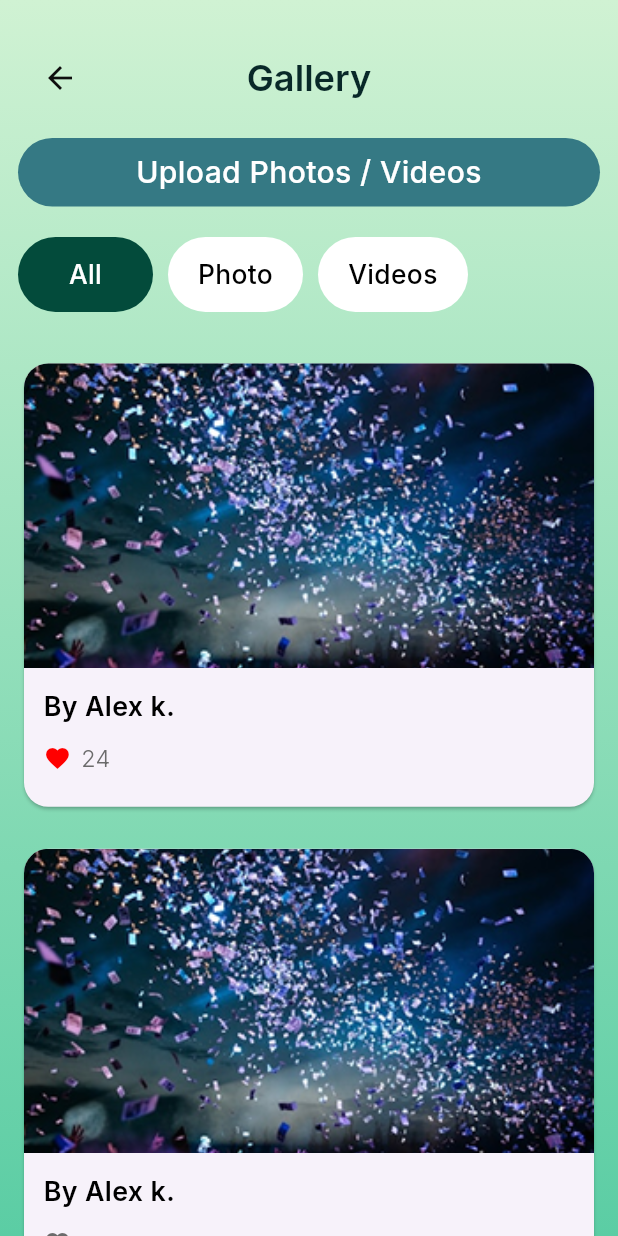
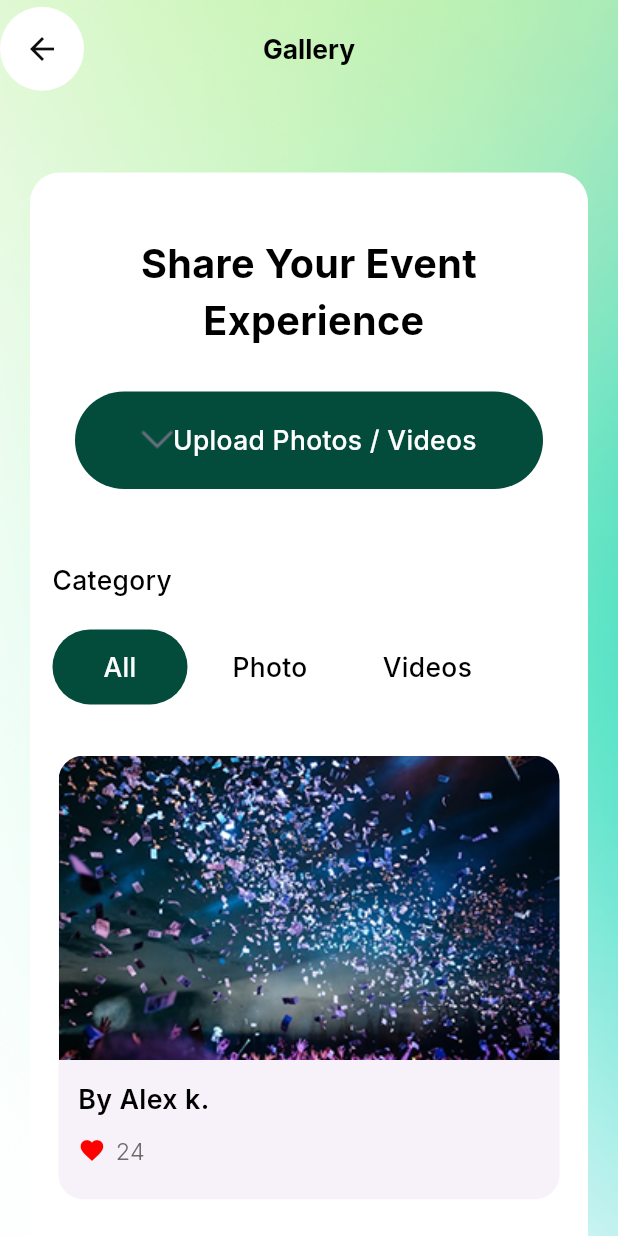
Before and after one commit to debbendu195/event_management, a Flutter app: the GalleryScreen screen opened by its route, on a phone screen of 412 x 824 dp. Run offline on Flutter 3.47's test engine with Material 3 defaults, Android fonts, the phone set to English and light mode, and no system bars; our stand-ins replace cached_network_image, flutter_screenutil, flutter_svg, fluttertoast, get, google_fonts and 4 more.

Commit message:
dm over gallery

```diff
--- a/lib/view/screen/dmOver/favourite/view/gallery_screen.dart
+++ b/lib/view/screen/dmOver/favourite/view/gallery_screen.dart
@@ -1,5 +1,9 @@
 import 'package:flutter/material.dart';
 import 'package:flutter_screenutil/flutter_screenutil.dart';
+import 'package:time/utils/app_images/app_images.dart';
+import 'package:time/view/components/custom_gradient/custom_gradient.dart';
+import 'package:time/view/components/custom_image/custom_image.dart';
+import 'package:time/view/screen/dmOver/favourite/widget/custom_gallery_card.dart';
 
 import '../../../../../utils/app_colors/app_colors.dart';
 import '../../../../components/custom_button/custom_button.dart';
@@ -11,30 +15,63 @@ class GalleryScreen extends StatelessWidget {
 
   @override
   Widget build(BuildContext context) {
-    return Scaffold(
-      body: Stack(
+    return CustomGradient(
+      child: Scaffold(
+        backgroundColor: Colors.transparent,
+        appBar: AppBar(
+          automaticallyImplyLeading: false,
+          backgroundColor: Colors.transparent,
+          elevation: 0,
+          leading: Container(
+            height: 20,
+            width: 20,
+            decoration: BoxDecoration(
+              color: AppColors.white,
+              shape: BoxShape.circle,
+            ),
+            child: BackButton(color: AppColors.black),
+          ),
+          title: CustomText(
+            text: "Gallery",
+            fontSize: 16,
+            fontWeight: FontWeight.w700,
+            textAlign: TextAlign.center,
+          ),
+        ),
+        body: SingleChildScrollView(
+          child: Padding(
+            padding: const EdgeInsets.only(top: 50, bottom: 25, left: 20, right: 20),
+            child: Container(
+              padding: EdgeInsets.symmetric(horizontal: 15, vertical: 42),
+              decoration: BoxDecoration(
+                color: AppColors.white,
+                borderRadius: BorderRadius.circular(20),
+              ),
+              child: Column(
                 children: [
-          Container(
+                  CustomText(text: 'Share Your Event \n Experience', fontWeight: FontWeight.w700, fontSize: 24,),
+                  Padding(
+                    padding: const EdgeInsets.symmetric(horizontal: 15, vertical: 28),
+                    child: Container(
+                      padding: EdgeInsets.symmetric(horizontal: 0, vertical: 20),
                       decoration: BoxDecoration(
-              gradient: LinearGradient(
-                begin: Alignment.topCenter,
-                end: Alignment.bottomCenter,
-                colors: [Color(0xFFD0F2D3), Color(0xFF5BCDA4)],
+                        borderRadius: BorderRadius.circular(53),
+                        color: AppColors.green_01
+                      ),
+                      child: Row(
+                        mainAxisAlignment: MainAxisAlignment.center,
+                        children: [
+                          CustomImage(imageSrc: AppImages.frame),
+                          CustomText(text: 'Upload Photos / Videos', fontSize: 16, fontWeight: FontWeight.w500, color: AppColors.white,)
+                        ],
                       ),
                     ),
                   ),
-          SingleChildScrollView(
-            child: Padding(
-              padding: const EdgeInsets.all(12),
-              child: Column(
+                  SizedBox(height: 20.h),
+                  Column(
+                    crossAxisAlignment: CrossAxisAlignment.start,
                     children: [
-                  CustomRoyelAppbar(titleName: 'Gallery'),
-                  CustomButton(
-                    title: "Upload Photos / Videos",
-                    height: 45.h,
-                    width: double.infinity,
-                    textColor: Colors.white, onTap: () {  },
-                  ),
+                      CustomText(text: 'Category', fontSize: 16, fontWeight: FontWeight.w500,),
                       SizedBox(height: 20.h),
                       Row(
                         children: [
@@ -45,9 +82,16 @@ class GalleryScreen extends StatelessWidget {
                               borderRadius: BorderRadius.circular(30),
                               color: AppColors.green_01,
                             ),
-                        child: Center(child: CustomText(text: 'All', fontSize: 16, fontWeight: FontWeight.w500, color: AppColors.white,)),
+                            child: Center(
+                              child: CustomText(
+                                text: 'All',
+                                fontSize: 16,
+                                fontWeight: FontWeight.w500,
+                                color: AppColors.white,
                               ),
-                      SizedBox(width: 10,),
+                            ),
+                          ),
+                          SizedBox(width: 10),
                           Container(
                             height: 50,
                             width: 90,
@@ -55,9 +99,15 @@ class GalleryScreen extends StatelessWidget {
                               borderRadius: BorderRadius.circular(30),
                               color: AppColors.white,
                             ),
-                        child: Center(child: CustomText(text: 'Photo', fontSize: 16, fontWeight: FontWeight.w500,)),
+                            child: Center(
+                              child: CustomText(
+                                text: 'Photo',
+                                fontSize: 16,
+                                fontWeight: FontWeight.w500,
                               ),
-                      SizedBox(width: 10,),
+                            ),
+                          ),
+                          SizedBox(width: 10),
                           Container(
                             height: 50,
                             width: 100,
@@ -65,184 +115,31 @@ class GalleryScreen extends StatelessWidget {
                               borderRadius: BorderRadius.circular(30),
                               color: AppColors.white,
                             ),
-                        child: Center(child: CustomText(text: 'Videos', fontSize: 16, fontWeight: FontWeight.w500,)),
+                            child: Center(
+                              child: CustomText(
+                                text: 'Videos',
+                                fontSize: 16,
+                                fontWeight: FontWeight.w500,
+                              ),
+                            ),
                           ),
                         ],
                       ),
                       SizedBox(height: 20.h),
 
-                  Padding(
-                    padding: const EdgeInsets.symmetric(vertical: 10),
-                    child: Card(
-                      shape: RoundedRectangleBorder(
-                        borderRadius: BorderRadius.circular(16.r),
-                      ),
-                      clipBehavior: Clip.antiAlias,
-                      child: Column(
-                        crossAxisAlignment: CrossAxisAlignment.start,
-                        children: [
-                          Image.asset(
-                            'assets/images/host_card.png',
-                            fit: BoxFit.cover,
-                            height: 200.h,
-                            width: double.infinity,
+                      Column(
+                        children: List.generate(2, (value) {
+                          return CustomGalleryCard();
+                        }),
                       ),
 
-                          // Bottom content section
-                          Padding(
-                            padding: EdgeInsets.all(12.w),
-                            child: Column(
-                              crossAxisAlignment: CrossAxisAlignment.start,
-                              mainAxisAlignment: MainAxisAlignment.start,
-                              children: [
-                                // Title and Status
-                                CustomText(
-                                  text: 'By Alex k.',
-                                  fontSize: 16.sp,
-                                  fontWeight: FontWeight.w600,
-                                ),
-                                SizedBox(height: 10.h),
-                                Row(
-                                  children: [
-                                    Icon(
-                                      Icons.favorite,
-                                      size: 18.r,
-                                      color: AppColors.red,
-                                    ),
-                                    SizedBox(width: 6.w),
-                                    CustomText(
-                                      text: '24',
-                                      fontSize: 14.sp,
-                                      color: AppColors.grey,
-                                    ),
                     ],
-                                ),
-                                SizedBox(height: 8.h),
-
-
-                              ],
-                            ),
-                          ),
+                  )
                 ],
               ),
             ),
           ),
-                  Padding(
-                    padding: const EdgeInsets.symmetric(vertical: 10),
-                    child: Card(
-                      shape: RoundedRectangleBorder(
-                        borderRadius: BorderRadius.circular(16.r),
         ),
-                      clipBehavior: Clip.antiAlias,
-                      child: Column(
-                        crossAxisAlignment: CrossAxisAlignment.start,
-                        children: [
-                          Image.asset(
-                            'assets/images/host_card.png',
-                            fit: BoxFit.cover,
-                            height: 200.h,
-                            width: double.infinity,
-                          ),
-
-                          // Bottom content section
-                          Padding(
-                            padding: EdgeInsets.all(12.w),
-                            child: Column(
-                              crossAxisAlignment: CrossAxisAlignment.start,
-                              mainAxisAlignment: MainAxisAlignment.start,
-                              children: [
-                                // Title and Status
-                                CustomText(
-                                  text: 'By Alex k.',
-                                  fontSize: 16.sp,
-                                  fontWeight: FontWeight.w600,
-                                ),
-                                SizedBox(height: 10.h),
-                                Row(
-                                  children: [
-                                    Icon(
-                                      Icons.favorite,
-                                      size: 18.r,
-                                      color: AppColors.grey,
-                                    ),
-                                    SizedBox(width: 6.w),
-                                    CustomText(
-                                      text: '24',
-                                      fontSize: 14.sp,
-                                      color: AppColors.grey,
-                                    ),
-                                  ],
-                                ),
-                                SizedBox(height: 8.h),
-                              ],
-                            ),
-                          ),
-                        ],
-                      ),
-                    ),
-                  ),
-                  Padding(
-                    padding: const EdgeInsets.symmetric(vertical: 10),
-                    child: Card(
-                      shape: RoundedRectangleBorder(
-                        borderRadius: BorderRadius.circular(16.r),
-                      ),
-                      clipBehavior: Clip.antiAlias,
-                      child: Column(
-                        crossAxisAlignment: CrossAxisAlignment.start,
-                        children: [
-                          Image.asset(
-                            'assets/images/host_card.png',
-                            fit: BoxFit.cover,
-                            height: 200.h,
-                            width: double.infinity,
-                          ),
-
-                          // Bottom content section
-                          Padding(
-                            padding: EdgeInsets.all(12.w),
-                            child: Column(
-                              crossAxisAlignment: CrossAxisAlignment.start,
-                              mainAxisAlignment: MainAxisAlignment.start,
-                              children: [
-                                // Title and Status
-                                CustomText(
-                                  text: 'By Alex k.',
-                                  fontSize: 16.sp,
-                                  fontWeight: FontWeight.w600,
-                                ),
-                                SizedBox(height: 10.h),
-                                Row(
-                                  children: [
-                                    Icon(
-                                      Icons.favorite,
-                                      size: 18.r,
-                                      color: AppColors.grey,
-                                    ),
-                                    SizedBox(width: 6.w),
-                                    CustomText(
-                                      text: '24',
-                                      fontSize: 14.sp,
-                                      color: AppColors.grey,
-                                    ),
-                                  ],
-                                ),
-                                SizedBox(height: 8.h),
-
-
-                              ],
-                            ),
-                          ),
-                        ],
-                      ),
-                    ),
-                  ),
-
-                ],
-              ),
-            ),
-          ),
-        ],
       ),
     );
   }
--- /dev/null
+++ b/lib/view/screen/dmOver/favourite/widget/custom_gallery_card.dart
@@ -0,0 +1,76 @@
+import 'package:flutter/material.dart';
+import 'package:flutter_screenutil/flutter_screenutil.dart';
+
+import '../../../../../utils/app_colors/app_colors.dart';
+import '../../../../components/custom_text/custom_text.dart';
+
+class CustomGalleryCard extends StatefulWidget {
+  const CustomGalleryCard({super.key, this.img, this.title});
+
+  final String? img;
+  final String? title;
+
+  @override
+  State<CustomGalleryCard> createState() => _CustomGalleryCardState();
+}
+
+class _CustomGalleryCardState extends State<CustomGalleryCard> {
+  @override
+  Widget build(BuildContext context) {
+    return Padding(
+      padding: const EdgeInsets.symmetric(vertical: 10),
+      child: Card(
+        elevation: 0,
+        shape: RoundedRectangleBorder(
+          borderRadius: BorderRadius.circular(16.r),
+        ),
+        clipBehavior: Clip.antiAlias,
+        child: Column(
+          crossAxisAlignment: CrossAxisAlignment.start,
+          children: [
+            Image.asset(
+              widget.img ?? 'assets/images/host_card.png',
+              fit: BoxFit.cover,
+              height: 200.h,
+              width: double.infinity,
+            ),
+
+            // Bottom content section
+            Padding(
+              padding: EdgeInsets.all(12.w),
+              child: Column(
+                crossAxisAlignment: CrossAxisAlignment.start,
+                mainAxisAlignment: MainAxisAlignment.start,
+                children: [
+                  // Title and Status
+                  CustomText(
+                    text: widget.title ?? 'By Alex k.',
+                    fontSize: 16.sp,
+                    fontWeight: FontWeight.w600,
+                  ),
+                  SizedBox(height: 10.h),
+                  Row(
+                    children: [
+                      Icon(
+                        Icons.favorite,
+                        size: 18.r,
+                        color: AppColors.red,
+                      ),
+                      SizedBox(width: 6.w),
+                      CustomText(
+                        text: '24',
+                        fontSize: 14.sp,
+                        color: AppColors.grey,
+                      ),
+                    ],
+                  ),
+                  SizedBox(height: 8.h),
+                ],
+              ),
+            ),
+          ],
+        ),
+      ),
+    );
+  }
+}
--- a/lib/view/screen/profileRole/profile_role_screen.dart
+++ b/lib/view/screen/profileRole/profile_role_screen.dart
@@ -105,7 +105,7 @@ class ProfileRoleScreen extends StatelessWidget {
                           ),
                           SizedBox(height: 7),
                           CustomText(
-                            text: 'GUESTgi',
+                            text: 'GUEST',
                             fontWeight: FontWeight.w600,
                             fontSize: 16,
                           ),
```
Lines whose indentation alone changed are shown as unchanged.
